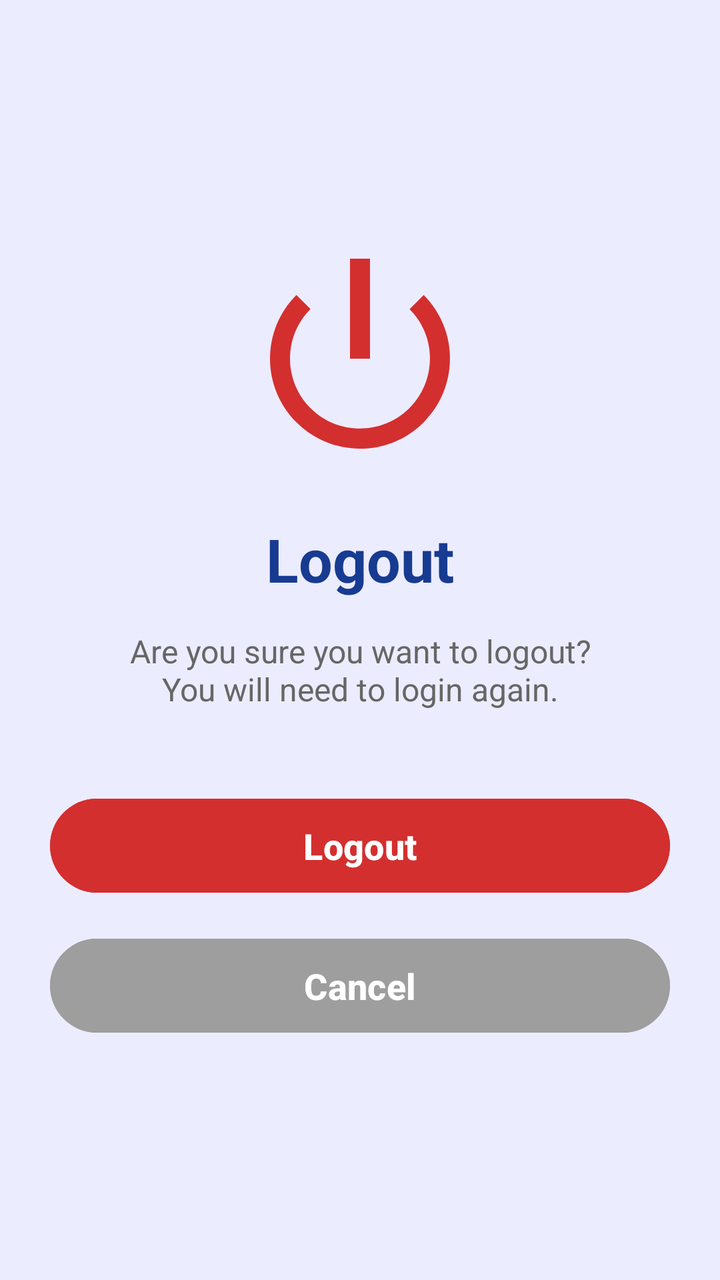
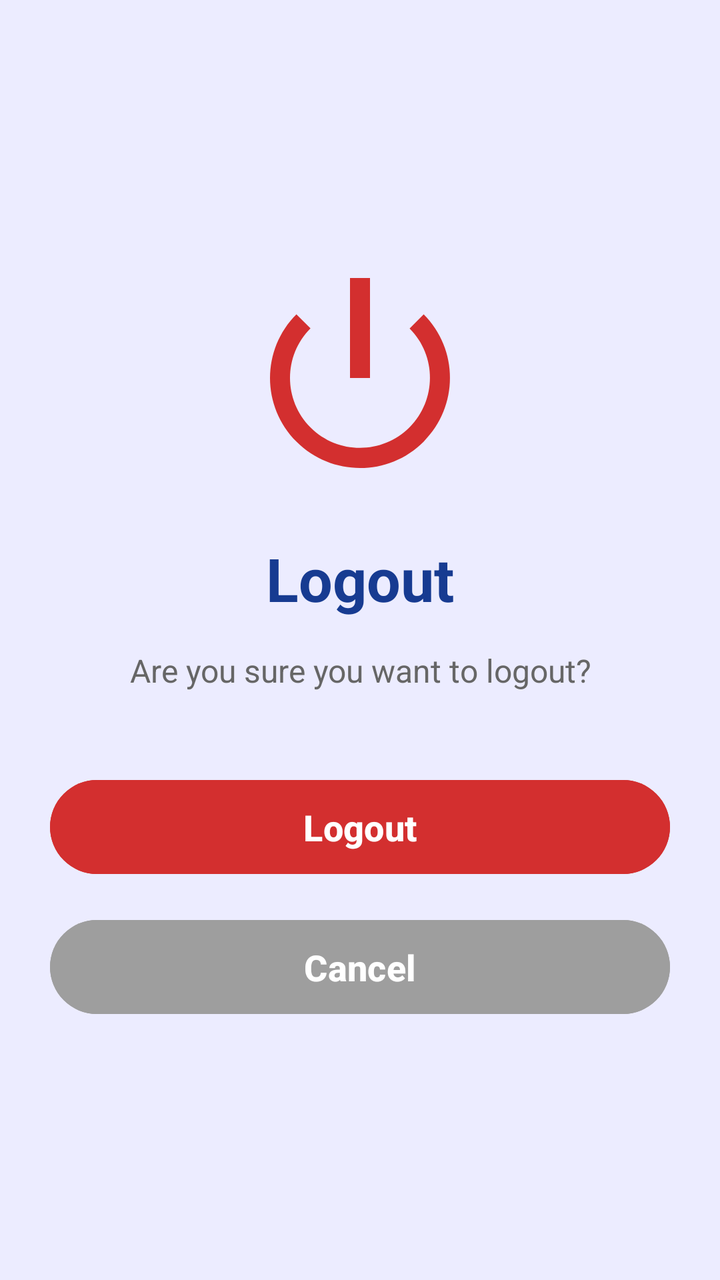

Two renders of the same Android screen: before a commit and after it. Below are the layout's source before the change and the commit's diff.
<!-- AndroidManifest.xml: application theme Theme.FactX -->
<!-- res/layout/activity_logout.xml -->
<?xml version="1.0" encoding="utf-8"?>
<LinearLayout xmlns:android="http://schemas.android.com/apk/res/android"
    android:layout_width="match_parent"
    android:layout_height="match_parent"
    android:background="#ECECFF"
    android:gravity="center"
    android:orientation="vertical"
    android:padding="25dp">

    

    <ImageView
        android:id="@+id/imgLogout"
        android:layout_width="120dp"
        android:layout_height="120dp"
        android:src="@android:drawable/ic_lock_power_off"
        android:tint="#D32F2F" />

    

    <TextView
        android:id="@+id/txtTitle"
        android:layout_width="wrap_content"
        android:layout_height="wrap_content"
        android:layout_marginTop="20dp"
        android:text="Logout"
        android:textColor="#173B91"
        android:textSize="30sp"
        android:textStyle="bold" />

    

    <TextView
        android:id="@+id/txtMessage"
        android:layout_width="wrap_content"
        android:layout_height="wrap_content"
        android:layout_marginTop="15dp"
        android:gravity="center"
        android:text="Are you sure you want to logout?\nYou will need to login again."
        android:textColor="#666666"
        android:textSize="16sp" />

    

    <Button
        android:id="@+id/btnLogout"
        android:layout_width="match_parent"
        android:layout_height="55dp"
        android:layout_marginTop="40dp"
        android:backgroundTint="#D32F2F"
        android:text="Logout"
        android:textAllCaps="false"
        android:textColor="#FFFFFF"
        android:textSize="18sp"
        android:textStyle="bold" />

    

    <Button
        android:id="@+id/btnCancel"
        android:layout_width="match_parent"
        android:layout_height="55dp"
        android:layout_marginTop="15dp"
        android:backgroundTint="#9E9E9E"
        android:text="Cancel"
        android:textAllCaps="false"
        android:textColor="#FFFFFF"
        android:textSize="18sp"
        android:textStyle="bold" />

</LinearLayout>
<!-- resources referenced by this layout -->
<resources>
  <style name="Theme.FactX" parent="Base.Theme.FactX" />
  <style name="Base.Theme.FactX" parent="Theme.Material3.DayNight.NoActionBar">
          
          
      </style>
</resources>

<!-- the commit's change to res/layout/activity_logout.xml (unified diff, before → after) -->
@@ -1,5 +1,7 @@
 <?xml version="1.0" encoding="utf-8"?>
-<LinearLayout xmlns:android="http://schemas.android.com/apk/res/android"
+<LinearLayout
+    xmlns:android="http://schemas.android.com/apk/res/android"
+    xmlns:app="http://schemas.android.com/apk/res-auto"
     android:layout_width="match_parent"
     android:layout_height="match_parent"
     android:background="#ECECFF"
@@ -14,7 +16,8 @@
         android:layout_width="120dp"
         android:layout_height="120dp"
         android:src="@android:drawable/ic_lock_power_off"
-        android:tint="#D32F2F" />
+        app:tint="#D32F2F"
+        android:contentDescription="Logout Icon" />
 
     
 
@@ -36,7 +39,7 @@
         android:layout_height="wrap_content"
         android:layout_marginTop="15dp"
         android:gravity="center"
-        android:text="Are you sure you want to logout?\nYou will need to login again."
+        android:text="Are you sure you want to logout?"
         android:textColor="#666666"
         android:textSize="16sp" />
 
